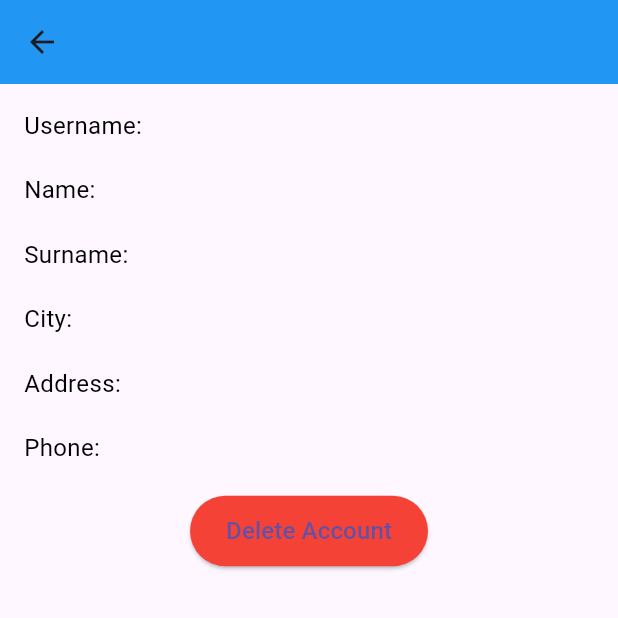
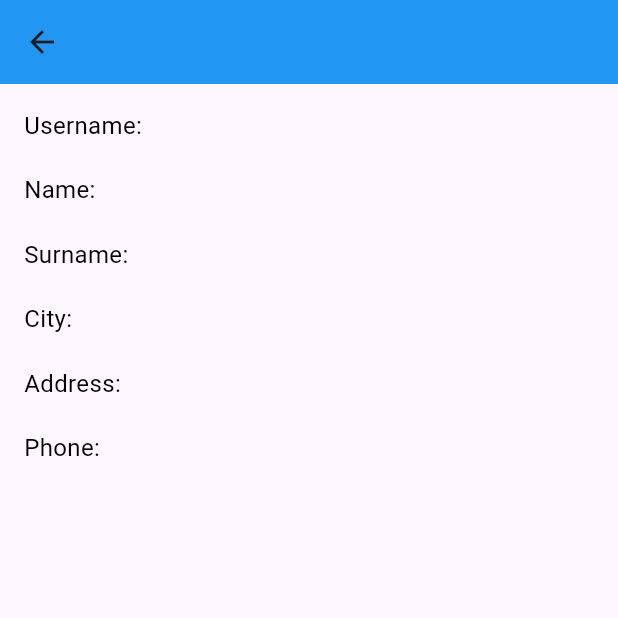
Before and after one commit to hsenol1/COMP306_Database_Project, a Flutter app: the CustomerDetailsPage screen opened directly with empty values, on a phone screen of 412 x 824 dp, the top half of it. Run offline on Flutter 3.47's test engine with Material 3 defaults, Android fonts, the phone set to English and light mode, and no system bars.

Commit message:
delete customer deleted 	modified:   Frontend/delivery_frontend/lib/screens/customer_details_page.dart

```diff
--- a/Frontend/delivery_frontend/lib/screens/customer_details_page.dart
+++ b/Frontend/delivery_frontend/lib/screens/customer_details_page.dart
@@ -38,21 +38,6 @@ class CustomerDetailsPage extends StatelessWidget {
               SizedBox(height: 20),
               Text('Phone: ${customer['phone'].toString()}', style: TextStyle(fontSize: 16, color: Colors.black)),
               SizedBox(height: 20),
-              Row(
-                mainAxisAlignment: MainAxisAlignment.spaceEvenly,
-                children: [
-                  ElevatedButton(
-                    onPressed: () {
-                      _showDeleteConfirmationDialog(context);
-                    },
-                    child: Text('Delete Account', style: TextStyle(fontSize: 16)),
-                    style: ElevatedButton.styleFrom(
-                      backgroundColor: Colors.red,
-                      padding: EdgeInsets.symmetric(vertical: 12, horizontal: 24),
-                    ),
-                  ),
-                ],
-              ),
             ],
           ),
         ),
```
